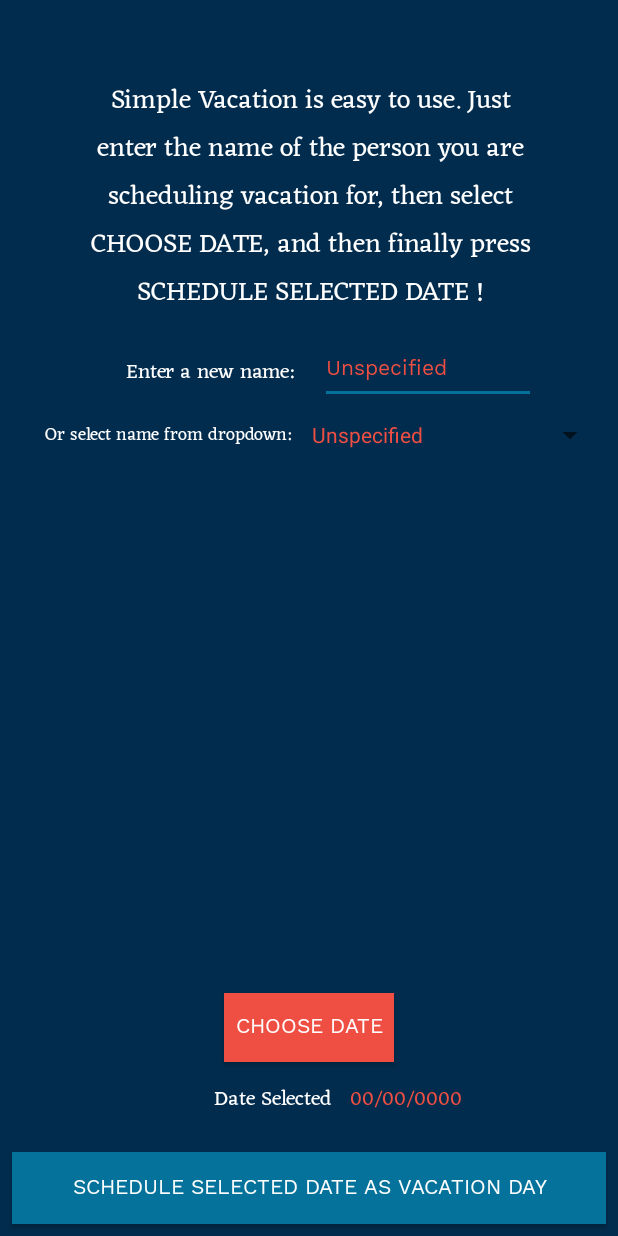
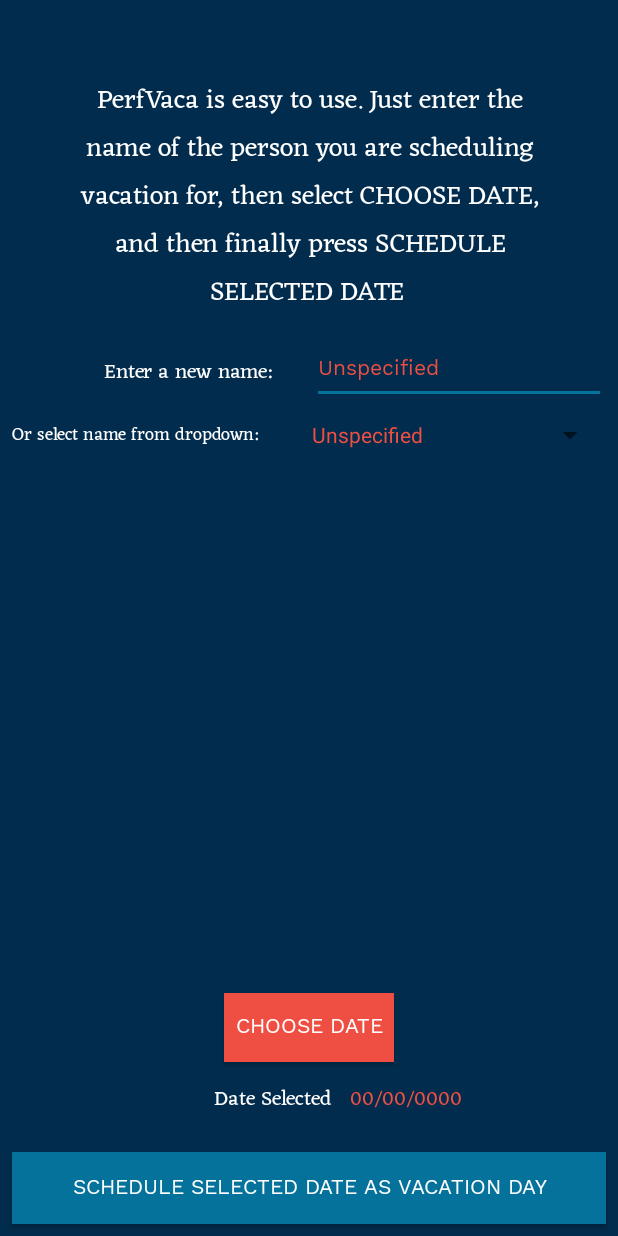
Before and after one commit to ryancarter87/PerfVaca, an Android app: the screen it shows after launch (MainActivity), on a phone screen of 412 x 824 dp. Run offline under Robolectric (Android 15) with nearby library versions, the phone set to English and light mode, and no system bars.

Commit message:
Solved minimum SDK issues, now devices more than a year old can install the app. Also fixed minor typos and artwork.

```diff
--- a/app/src/main/AndroidManifest.xml
+++ b/app/src/main/AndroidManifest.xml
@@ -4,9 +4,9 @@
 
     <application
         android:allowBackup="true"
-        android:icon="@mipmap/PerfVacaIcon"
+        android:icon="@mipmap/perfvaca_square"
         android:label="@string/app_name"
-        android:roundIcon="@mipmap/PerfVacaIcon"
+        android:roundIcon="@mipmap/perfvaca_icon"
         android:supportsRtl="true"
         android:theme="@style/AppTheme">
         <activity android:name=".MainActivity" android:screenOrientation="portrait">
--- a/app/src/main/java/com/rtcarter/perfvaca/ScheduledActivity.kt
+++ b/app/src/main/java/com/rtcarter/perfvaca/ScheduledActivity.kt
@@ -33,8 +33,6 @@ class ScheduledActivity : AppCompatActivity() {
         super.onCreate(savedInstanceState)
         setContentView(R.layout.activity_scheduled)
 
-        // ********************************** FONT NOT WORKING!!!!!!!!!!!!!!!!!!!!!!!!!!!!!!!!!!!!!!!!!!!!!!!!!!!!!!!!!!!!!!!!!!!!!!!!!!!!!!!!!!!!!!!!!!!!!!!!!!!
-       // val eczar = Typeface.createFromAsset(applicationContext.getAssets(), "eczar.ttf")
 
         var gson = Gson()
 
--- a/app/src/main/res/layout/activity_main.xml
+++ b/app/src/main/res/layout/activity_main.xml
@@ -11,7 +11,6 @@
         android:id="@+id/textView6"
         android:layout_width="wrap_content"
         android:layout_height="wrap_content"
-        android:layout_marginEnd="8dp"
         android:layout_marginStart="8dp"
         android:layout_marginTop="16dp"
         android:fontFamily="@font/eczar"
@@ -19,8 +18,6 @@
         android:textColor="@android:color/background_light"
         android:textSize="12sp"
         app:layout_constraintBottom_toBottomOf="@+id/spinnerView2"
-        app:layout_constraintEnd_toStartOf="@+id/spinnerView2"
-        app:layout_constraintHorizontal_bias="0.844"
         app:layout_constraintStart_toStartOf="parent"
         app:layout_constraintTop_toBottomOf="@+id/textView5" />
 
@@ -114,7 +111,7 @@
         android:layout_marginStart="8dp"
         android:layout_marginTop="8dp"
         android:fontFamily="@font/eczar"
-        android:text="Simple Vacation is easy to use. Just enter the name of the person you are scheduling vacation for, then select CHOOSE DATE, and then finally press SCHEDULE SELECTED DATE !"
+        android:text="PerfVaca is easy to use. Just enter the name of the person you are scheduling vacation for, then select CHOOSE DATE, and then finally press SCHEDULE SELECTED DATE "
         android:textAlignment="center"
         android:textColor="@android:color/background_light"
         android:textSize="18sp"
@@ -128,22 +125,22 @@
         android:layout_width="wrap_content"
         android:layout_height="wrap_content"
         android:layout_marginBottom="8dp"
-        android:layout_marginStart="84dp"
+        android:layout_marginStart="44dp"
         android:layout_marginTop="24dp"
         android:fontFamily="@font/eczar"
         android:text="Enter a new name:"
         android:textColor="@android:color/background_light"
         app:layout_constraintBottom_toBottomOf="@+id/nameText"
+        app:layout_constraintEnd_toStartOf="@+id/spinnerView2"
         app:layout_constraintStart_toStartOf="parent"
         app:layout_constraintTop_toTopOf="parent"
         app:layout_constraintVertical_bias="1.0" />
 
     <EditText
         android:id="@+id/nameText"
-        android:layout_width="144dp"
+        android:layout_width="196dp"
         android:layout_height="45dp"
         android:layout_marginEnd="8dp"
-        android:layout_marginStart="8dp"
         android:layout_marginTop="224dp"
         android:ems="10"
         android:fontFamily="@font/work_sans"
@@ -152,8 +149,7 @@
         android:textColor="@color/colorPrimaryDark"
         android:textSize="14sp"
         app:layout_constraintEnd_toEndOf="parent"
-        app:layout_constraintHorizontal_bias="0.132"
-        app:layout_constraintStart_toEndOf="@+id/textView5"
+        app:layout_constraintStart_toStartOf="@+id/spinnerView2"
         app:layout_constraintTop_toTopOf="parent" />
 
 </android.support.constraint.ConstraintLayout>
```
Also changed, not shown: app/build.gradle (+4 -4 lines), app/src/main/res/mipmap-hdpi/perfvaca_icon.png (added), app/src/main/res/mipmap-hdpi/perfvaca_square.png (added), app/src/main/res/mipmap-mdpi/perfvaca_icon.png (added), app/src/main/res/mipmap-mdpi/perfvaca_square.png (added), app/src/main/res/mipmap-xhdpi/perfvaca_icon.png (added), app/src/main/res/mipmap-xhdpi/perfvaca_square.png (added), app/src/main/res/mipmap-xxhdpi/perfvaca_icon.png (added), app/src/main/res/mipmap-xxhdpi/perfvaca_square.png (added), app/src/main/res/mipmap-xxxhdpi/perfvaca_icon.png (added), app/src/main/res/mipmap-xxxhdpi/perfvaca_square.png (added), 2 other files.
